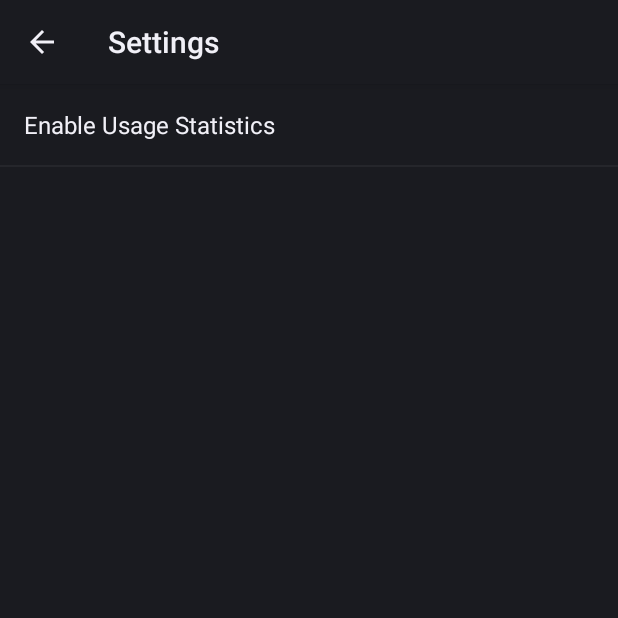
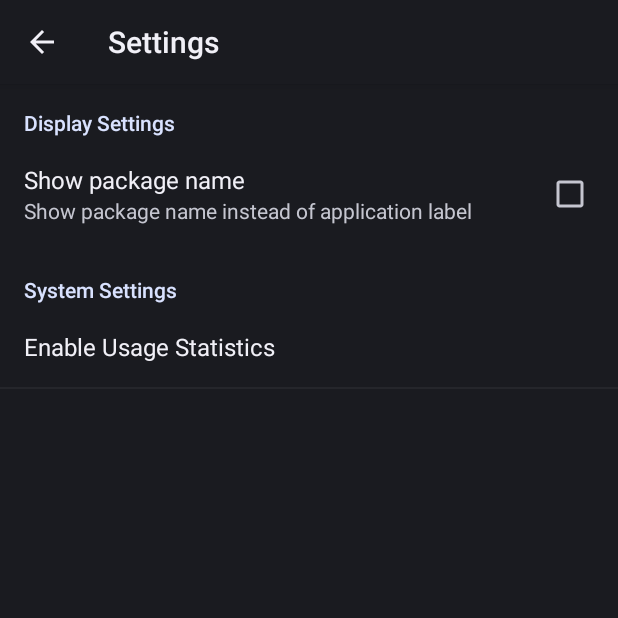
Before and after one commit to cameronlai/Phonehaviour, an Android app: the screen it shows after launch (SettingsActivity), after a tap on "Settings", on a phone screen of 412 x 824 dp, the top half of it. Run offline under Robolectric (Android 15) with nearby library versions, the phone set to English and light mode, and no system bars.

Commit message:
Add setting to display package name instead of application label

```diff
--- a/app/src/main/java/com/cameronlai/phonehaviour/ListEntryArrayAdapter.java
+++ b/app/src/main/java/com/cameronlai/phonehaviour/ListEntryArrayAdapter.java
@@ -2,9 +2,11 @@ package com.cameronlai.phonehaviour;
 
 import android.app.usage.UsageStats;
 import android.content.Context;
+import android.content.SharedPreferences;
 import android.content.pm.ApplicationInfo;
 import android.content.pm.PackageManager;
 import android.graphics.drawable.Drawable;
+import android.preference.PreferenceManager;
 import android.view.LayoutInflater;
 import android.view.View;
 import android.view.ViewGroup;
@@ -25,6 +27,8 @@ public class ListEntryArrayAdapter extends ArrayAdapter<UsageStats> {
     private final List<UsageStats> values = new ArrayList<UsageStats>();
     private PackageManager mPackageManager;
     private long mTotalUsageTime;
+    private Boolean showPackageNameDirectly;
+    private SharedPreferences mSharedPref;
 
     public ListEntryArrayAdapter(Context context, List<UsageStats> values) {
         super(context, R.layout.list_entry, values);
@@ -32,6 +36,9 @@ public class ListEntryArrayAdapter extends ArrayAdapter<UsageStats> {
         this.mPackageManager = this.context.getPackageManager();
         mTotalUsageTime = 0;
         ApplicationInfo mApplicationInfo;
+
+        mSharedPref = PreferenceManager.getDefaultSharedPreferences(this.context);
+        showPackageNameDirectly = mSharedPref.getBoolean("pref_show_package_name", false);
 
         List<MyUsageStats> mMyUsageStats = new ArrayList<MyUsageStats>();
         for(UsageStats s : values){
@@ -89,8 +96,13 @@ public class ListEntryArrayAdapter extends ArrayAdapter<UsageStats> {
 
         // Set application name
         try {
-            mApplicationInfo = this.mPackageManager.getApplicationInfo(mPackageName, PackageManager.GET_META_DATA);
-            mTextViewPackageName.setText(this.mPackageManager.getApplicationLabel(mApplicationInfo));
+            if (showPackageNameDirectly) {
+                mTextViewPackageName.setText(mPackageName);
+            }
+            else{
+                mApplicationInfo = this.mPackageManager.getApplicationInfo(mPackageName, PackageManager.GET_META_DATA);
+                mTextViewPackageName.setText(this.mPackageManager.getApplicationLabel(mApplicationInfo));
+            }
         }catch (PackageManager.NameNotFoundException e){
             // Catch block
         }
--- a/app/src/main/java/com/cameronlai/phonehaviour/MainActivity.java
+++ b/app/src/main/java/com/cameronlai/phonehaviour/MainActivity.java
@@ -3,6 +3,8 @@ package com.cameronlai.phonehaviour;
 import android.app.usage.UsageStats;
 import android.app.usage.UsageStatsManager;
 import android.content.Intent;
+import android.content.SharedPreferences;
+import android.preference.PreferenceManager;
 import android.support.v7.app.ActionBarActivity;
 import android.os.Bundle;
 import android.view.Menu;
@@ -17,22 +19,23 @@ import java.util.List;
 
 public class MainActivity extends ActionBarActivity {
     ListView mListView;
+    Spinner mSpinner;
 
     @Override
     protected void onCreate(Bundle savedInstanceState) {
         super.onCreate(savedInstanceState);
         setContentView(R.layout.activity_main);
 
-        Spinner spinner = (Spinner) findViewById(R.id.time_choice_spinner);
+        mSpinner = (Spinner) findViewById(R.id.time_choice_spinner);
         // Create an ArrayAdapter using the string array and a default spinner layout
         ArrayAdapter<CharSequence> adapter = ArrayAdapter.createFromResource(this,
                 R.array.time_choice_arrays, android.R.layout.simple_spinner_item);
         // Specify the layout to use when the list of choices appears
         adapter.setDropDownViewResource(android.R.layout.simple_spinner_dropdown_item);
         // Apply the adapter to the spinner
-        spinner.setAdapter(adapter);
+        mSpinner.setAdapter(adapter);
 
-        spinner.setOnItemSelectedListener(new AdapterView.OnItemSelectedListener() {
+        mSpinner.setOnItemSelectedListener(new AdapterView.OnItemSelectedListener() {
             @Override
             public void onItemSelected(AdapterView<?> parentView, View selectedItemView, int position, long id) {
                 // your code here
@@ -44,14 +47,11 @@ public class MainActivity extends ActionBarActivity {
                 } else if (mString == getString(R.string.month)) {
                     updateUsageStatistics(UsageStatsManager.INTERVAL_MONTHLY, 0, System.currentTimeMillis());
                 }
-
             }
-
             @Override
             public void onNothingSelected(AdapterView<?> parentView) {
                 // your code here
             }
-
         });
         // Confirm usage access
         // String tmpSettingStr = Settings.System.getString( getContentResolver(), Settings.ACTION_USAGE_ACCESS_SETTINGS  );
--- a/app/src/main/java/com/cameronlai/phonehaviour/SettingsActivity.java
+++ b/app/src/main/java/com/cameronlai/phonehaviour/SettingsActivity.java
@@ -228,7 +228,7 @@ public class SettingsActivity extends PreferenceActivity {
      * This fragment shows general preferences only. It is used when the
      * activity is showing a two-pane settings UI.
      */
-    @TargetApi(Build.VERSION_CODES.HONEYCOMB)
+    @TargetApi(Build.VERSION_CODES.LOLLIPOP)
     public static class GeneralPreferenceFragment extends PreferenceFragment {
         @Override
         public void onCreate(Bundle savedInstanceState) {
@@ -246,7 +246,7 @@ public class SettingsActivity extends PreferenceActivity {
      * This fragment shows notification preferences only. It is used when the
      * activity is showing a two-pane settings UI.
      */
-    @TargetApi(Build.VERSION_CODES.HONEYCOMB)
+    @TargetApi(Build.VERSION_CODES.LOLLIPOP)
     public static class NotificationPreferenceFragment extends PreferenceFragment {
         @Override
         public void onCreate(Bundle savedInstanceState) {
@@ -265,7 +265,7 @@ public class SettingsActivity extends PreferenceActivity {
      * This fragment shows data and sync preferences only. It is used when the
      * activity is showing a two-pane settings UI.
      */
-    @TargetApi(Build.VERSION_CODES.HONEYCOMB)
+    @TargetApi(Build.VERSION_CODES.LOLLIPOP)
     public static class DataSyncPreferenceFragment extends PreferenceFragment {
         @Override
         public void onCreate(Bundle savedInstanceState) {
--- a/app/src/main/res/values/strings.xml
+++ b/app/src/main/res/values/strings.xml
@@ -24,6 +24,7 @@
         <item>@string/week</item>
         <item>@string/month</item>
     </string-array>
+    <string name="total_usage">Total Usage: </string>
     <!-- End of Main Activity -->
 
     <!-- Setting Activity -->
--- a/app/src/main/res/values/strings_activity_settings.xml
+++ b/app/src/main/res/values/strings_activity_settings.xml
@@ -5,6 +5,11 @@
 
     <!-- Example General settings -->
     <string name="pref_header_general">General</string>
+    <string name="pref_system_title">System Settings</string>
+    <string name="pref_display_title">Display Settings</string>
+
+    <string name="pref_summary_show_package_name">Show package name instead of application label</string>
+    <string name="pref_title_show_package_name">Show package name</string>
 
     <!-- Example settings for Data & Sync -->
     <string name="pref_header_data_sync">Data &amp; sync</string>
--- a/app/src/main/res/xml/pref_general.xml
+++ b/app/src/main/res/xml/pref_general.xml
@@ -1,10 +1,21 @@
 <PreferenceScreen xmlns:android="http://schemas.android.com/apk/res/android"
     >
-
-    <Preference
-        android:key="enableUsageStatistics"
-        android:title="Enable Usage Statistics">
-        <intent android:action="android.settings.USAGE_ACCESS_SETTINGS"/>
-    </Preference>
-
+    <PreferenceCategory
+        android:title="@string/pref_display_title"
+        android:key="pref_key_display_settings">
+        <CheckBoxPreference
+            android:key="pref_show_package_name"
+            android:summary="@string/pref_summary_show_package_name"
+            android:title="@string/pref_title_show_package_name"
+            android:defaultValue="false" />
+    </PreferenceCategory>
+    <PreferenceCategory
+        android:title="@string/pref_system_title"
+        android:key="pref_key_system_settings">
+        <Preference
+            android:key="enableUsageStatistics"
+            android:title="Enable Usage Statistics">
+            <intent android:action="android.settings.USAGE_ACCESS_SETTINGS"/>
+        </Preference>
+    </PreferenceCategory>
 </PreferenceScreen>
```
Also changed, not shown: app/src/main/res/layout/activity_main.xml (+12 -0 lines).
